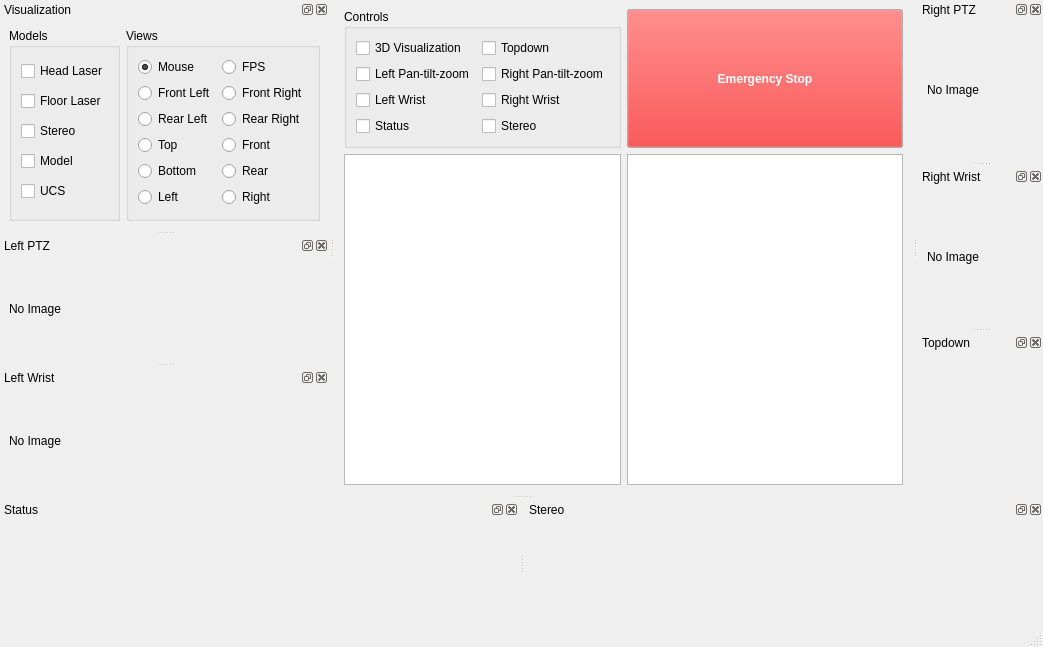
jbohren-forks/personalrobots-pkg, file visualization/pr2_gui/ui/launcher.ui: the form before one commit.
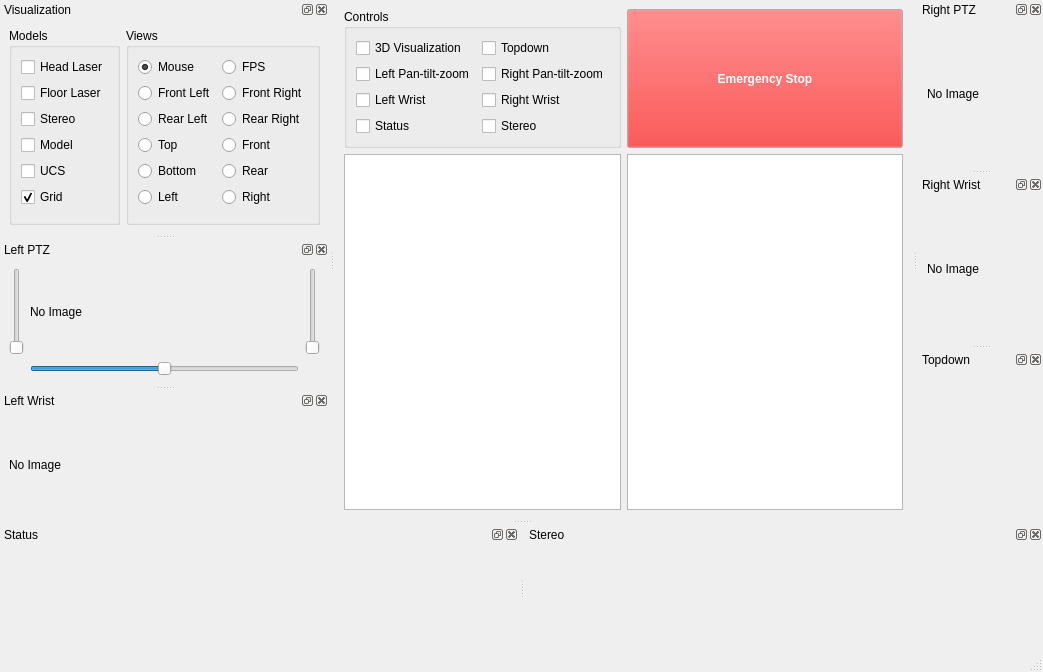
The form after the commit.

```diff
--- a/visualization/pr2_gui/ui/launcher.ui
+++ b/visualization/pr2_gui/ui/launcher.ui
@@ -6,9 +6,15 @@
     <x>0</x>
     <y>0</y>
     <width>1043</width>
-    <height>647</height>
+    <height>672</height>
    </rect>
   </property>
+  <property name="sizePolicy" >
+   <sizepolicy vsizetype="Preferred" hsizetype="Preferred" >
+    <horstretch>0</horstretch>
+    <verstretch>0</verstretch>
+   </sizepolicy>
+  </property>
   <property name="windowTitle" >
    <string>Launcher</string>
   </property>
@@ -356,6 +362,16 @@
           </property>
          </widget>
         </item>
+        <item row="5" column="0" >
+         <widget class="QCheckBox" name="Grid_CB" >
+          <property name="text" >
+           <string>Grid</string>
+          </property>
+          <property name="checked" >
+           <bool>true</bool>
+          </property>
+         </widget>
+        </item>
        </layout>
       </widget>
      </item>
@@ -482,7 +498,7 @@
    </attribute>
    <widget class="QWidget" name="dockWidgetContents_3" >
     <layout class="QGridLayout" >
-     <item row="0" column="0" >
+     <item row="0" column="1" >
       <widget class="QLabel" name="PTZL_IL" >
        <property name="text" >
         <string>No Image</string>
@@ -492,6 +508,60 @@
        </property>
       </widget>
      </item>
+     <item row="1" column="1" >
+      <widget class="QSlider" name="panPTZL_S" >
+       <property name="toolTip" >
+        <string>Pan</string>
+       </property>
+       <property name="minimum" >
+        <number>-169</number>
+       </property>
+       <property name="maximum" >
+        <number>169</number>
+       </property>
+       <property name="orientation" >
+        <enum>Qt::Horizontal</enum>
+       </property>
+      </widget>
+     </item>
+     <item row="0" column="2" >
+      <widget class="QSlider" name="tiltPTZL_S" >
+       <property name="toolTip" >
+        <string>Tilt</string>
+       </property>
+       <property name="minimum" >
+        <number>-10</number>
+       </property>
+       <property name="maximum" >
+        <number>90</number>
+       </property>
+       <property name="sliderPosition" >
+        <number>-10</number>
+       </property>
+       <property name="orientation" >
+        <enum>Qt::Vertical</enum>
+       </property>
+      </widget>
+     </item>
+     <item row="0" column="0" >
+      <widget class="QSlider" name="zoomPTZL_S" >
+       <property name="toolTip" >
+        <string>Zoom</string>
+       </property>
+       <property name="maximum" >
+        <number>10000</number>
+       </property>
+       <property name="singleStep" >
+        <number>100</number>
+       </property>
+       <property name="pageStep" >
+        <number>1000</number>
+       </property>
+       <property name="orientation" >
+        <enum>Qt::Vertical</enum>
+       </property>
+      </widget>
+     </item>
     </layout>
    </widget>
   </widget>
```
